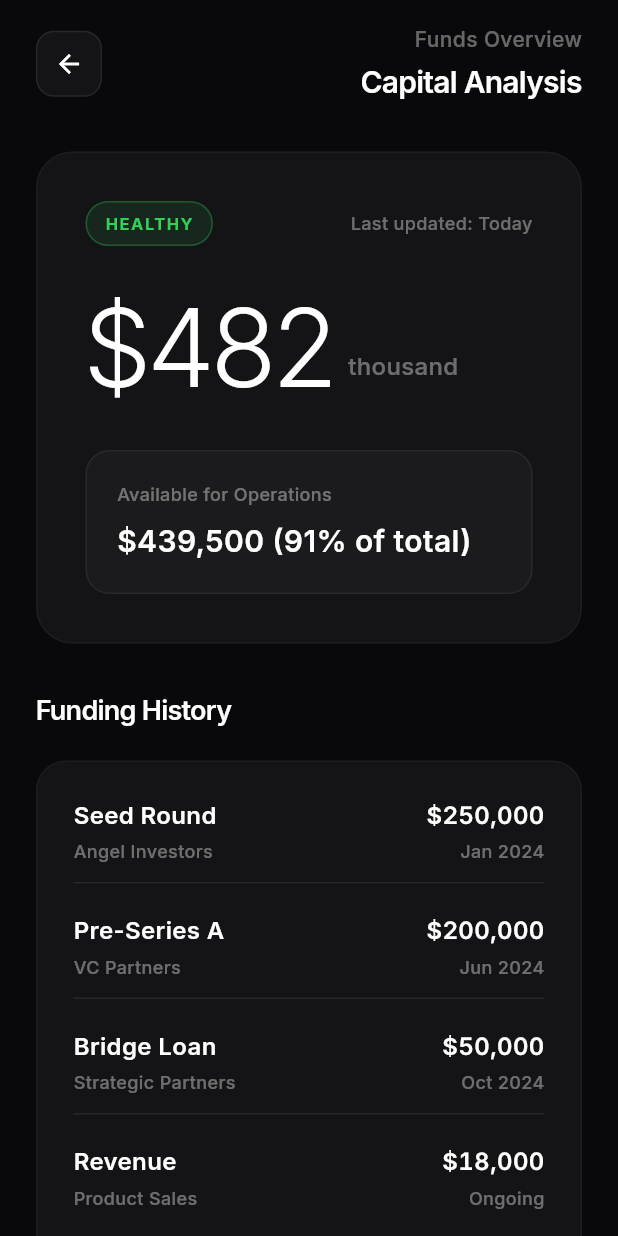
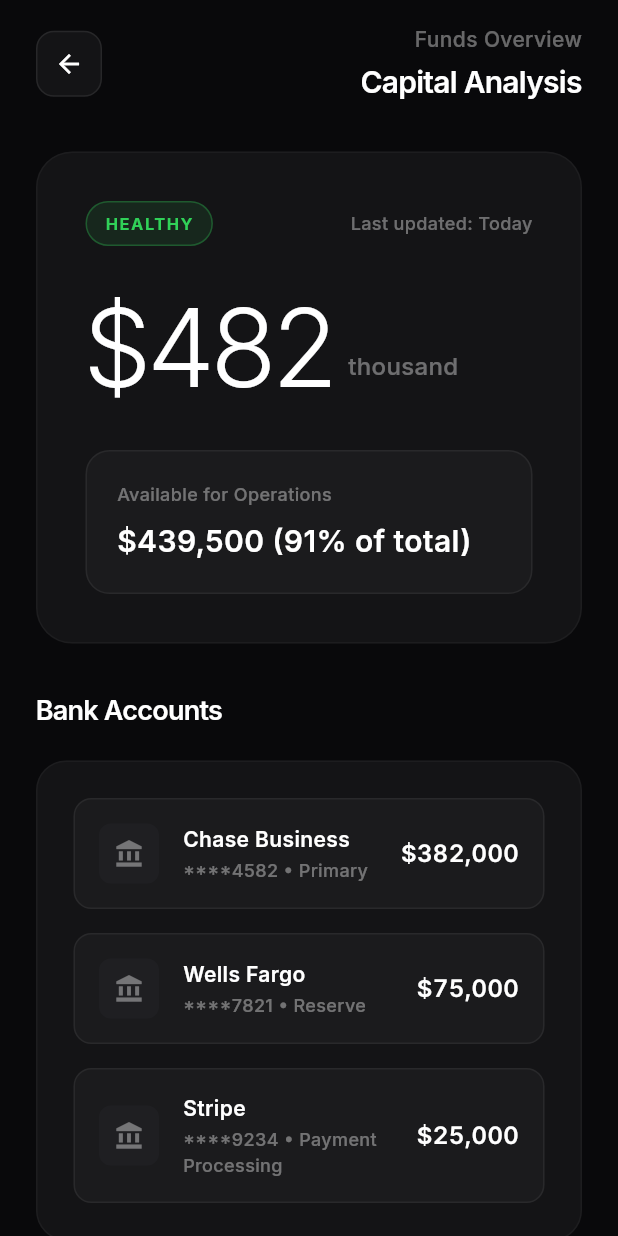
Before and after one commit to krishgupta1/startup-expense-tracker, a Flutter app: the FundsOverviewScreen screen opened directly, on a phone screen of 412 x 824 dp. Run offline on Flutter 3.47's test engine with Material 3 defaults, Android fonts, the phone set to English and light mode, and no system bars; our stand-ins replace fl_chart, google_fonts; missing offline and left inert: shadcn_ui; network calls fail.

Commit message:
Simplify funds overview screen - remove funding history and cash flow sections

```diff
--- a/lib/features/home/screens/funds_overview_screen.dart
+++ b/lib/features/home/screens/funds_overview_screen.dart
@@ -25,16 +25,6 @@ class FundsOverviewScreen extends StatelessWidget {
 
                 // Main Funds Card
                 _buildMainFundsCard(),
-
-                const SizedBox(height: 32),
-
-                // Funding History
-                _buildFundingHistorySection(),
-
-                const SizedBox(height: 32),
-
-                // Cash Flow Breakdown
-                _buildCashFlowBreakdown(),
 
                 const SizedBox(height: 32),
 
@@ -211,198 +201,6 @@ class FundsOverviewScreen extends StatelessWidget {
     );
   }
 
-  Widget _buildFundingHistorySection() {
-    return Column(
-      crossAxisAlignment: CrossAxisAlignment.start,
-      children: [
-        Text(
-          "Funding History",
-          style: GoogleFonts.inter(
-            color: Colors.white,
-            fontSize: 18,
-            fontWeight: FontWeight.w600,
-            letterSpacing: -0.5,
-          ),
-        ),
-        const SizedBox(height: 20),
-        Container(
-          width: double.infinity,
-          padding: const EdgeInsets.all(24),
-          decoration: BoxDecoration(
-            color: const Color(0xFF141416),
-            borderRadius: BorderRadius.circular(20),
-            border: Border.all(color: Colors.white.withValues(alpha: 0.04)),
-          ),
-          child: Column(
-            children: [
-              _buildFundingRow(
-                "Seed Round",
-                "Jan 2024",
-                "\$250,000",
-                "Angel Investors",
-              ),
-              _buildFundingRow(
-                "Pre-Series A",
-                "Jun 2024",
-                "\$200,000",
-                "VC Partners",
-              ),
-              _buildFundingRow(
-                "Bridge Loan",
-                "Oct 2024",
-                "\$50,000",
-                "Strategic Partners",
-              ),
-              _buildFundingRow(
-                "Revenue",
-                "Ongoing",
-                "\$18,000",
-                "Product Sales",
-              ),
-            ],
-          ),
-        ),
-      ],
-    );
-  }
-
-  Widget _buildFundingRow(
-    String round,
-    String date,
-    String amount,
-    String source,
-  ) {
-    return Padding(
-      padding: const EdgeInsets.only(bottom: 20),
-      child: Column(
-        crossAxisAlignment: CrossAxisAlignment.start,
-        children: [
-          Row(
-            mainAxisAlignment: MainAxisAlignment.spaceBetween,
-            children: [
-              Text(
-                round,
-                style: GoogleFonts.inter(
-                  color: Colors.white,
-                  fontSize: 16,
-                  fontWeight: FontWeight.w600,
-                ),
-              ),
-              Text(
-                amount,
-                style: GoogleFonts.inter(
-                  color: Colors.white,
-                  fontSize: 16,
-                  fontWeight: FontWeight.w600,
-                  fontFeatures: [const FontFeature.tabularFigures()],
-                ),
-              ),
-            ],
-          ),
-          const SizedBox(height: 4),
-          Row(
-            mainAxisAlignment: MainAxisAlignment.spaceBetween,
-            children: [
-              Text(
-                source,
-                style: GoogleFonts.inter(
-                  color: Colors.white38,
-                  fontSize: 12,
-                  fontWeight: FontWeight.w500,
-                ),
-              ),
-              Text(
-                date,
-                style: GoogleFonts.inter(
-                  color: Colors.white38,
-                  fontSize: 12,
-                  fontWeight: FontWeight.w500,
-                ),
-              ),
-            ],
-          ),
-          if (round != "Revenue") ...[
-            const SizedBox(height: 12),
-            Container(height: 1, color: Colors.white.withValues(alpha: 0.08)),
-          ],
-        ],
-      ),
-    );
-  }
-
-  Widget _buildCashFlowBreakdown() {
-    return Column(
-      crossAxisAlignment: CrossAxisAlignment.start,
-      children: [
-        Text(
-          "Cash Flow Breakdown",
-          style: GoogleFonts.inter(
-            color: Colors.white,
-            fontSize: 18,
-            fontWeight: FontWeight.w600,
-            letterSpacing: -0.5,
-          ),
-        ),
-        const SizedBox(height: 20),
-        Container(
-          width: double.infinity,
-          padding: const EdgeInsets.all(24),
-          decoration: BoxDecoration(
-            color: const Color(0xFF141416),
-            borderRadius: BorderRadius.circular(20),
-            border: Border.all(color: Colors.white.withValues(alpha: 0.04)),
-          ),
-          child: Column(
-            children: [
-              _buildCashFlowItem(
-                "Inflow",
-                "\$8,500/month",
-                const Color(0xFF30D158),
-              ),
-              const SizedBox(height: 16),
-              _buildCashFlowItem(
-                "Outflow",
-                "-\$42,500/month",
-                const Color(0xFFFF453A),
-              ),
-              const SizedBox(height: 16),
-              _buildCashFlowItem(
-                "Net Flow",
-                "-\$34,000/month",
-                const Color(0xFFFF9F0A),
-              ),
-            ],
-          ),
-        ),
-      ],
-    );
-  }
-
-  Widget _buildCashFlowItem(String label, String value, Color color) {
-    return Row(
-      mainAxisAlignment: MainAxisAlignment.spaceBetween,
-      children: [
-        Text(
-          label,
-          style: GoogleFonts.inter(
-            color: Colors.white70,
-            fontSize: 14,
-            fontWeight: FontWeight.w500,
-          ),
-        ),
-        Text(
-          value,
-          style: GoogleFonts.inter(
-            color: color,
-            fontSize: 16,
-            fontWeight: FontWeight.w600,
-            fontFeatures: [const FontFeature.tabularFigures()],
-          ),
-        ),
-      ],
-    );
-  }
-
   Widget _buildBankAccountsSection() {
     return Column(
       crossAxisAlignment: CrossAxisAlignment.start,
@@ -527,7 +325,7 @@ class FundsOverviewScreen extends StatelessWidget {
       crossAxisAlignment: CrossAxisAlignment.start,
       children: [
         Text(
-          "Funding Milestones",
+          "Business Goals",
           style: GoogleFonts.inter(
             color: Colors.white,
             fontSize: 18,
```
